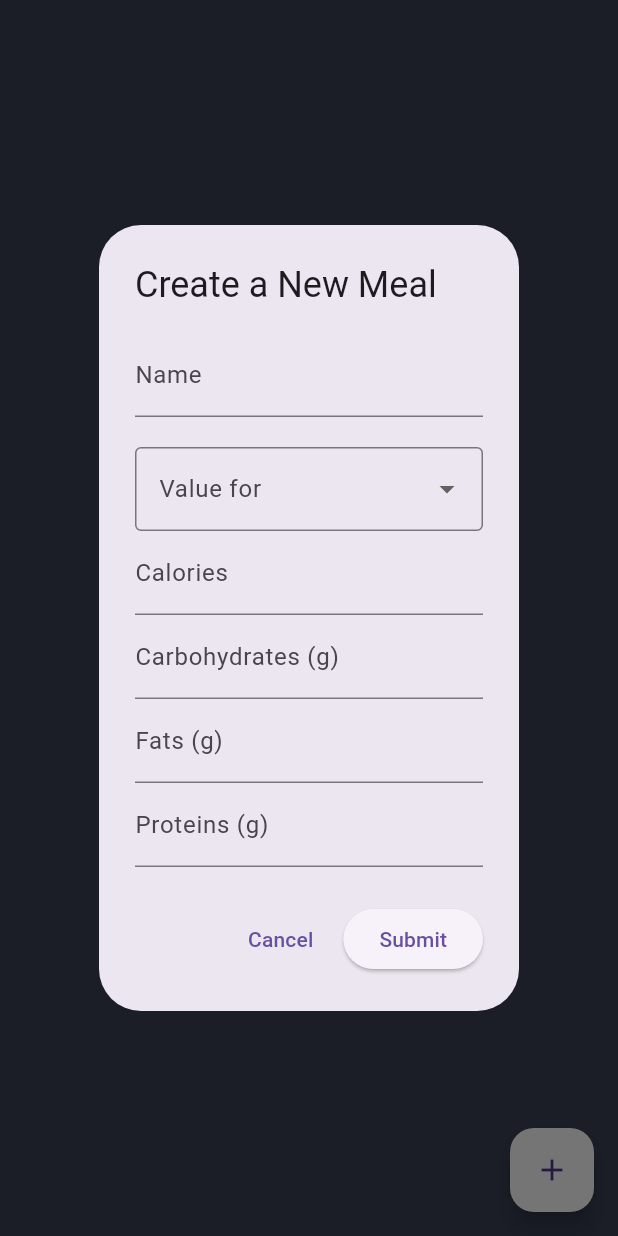
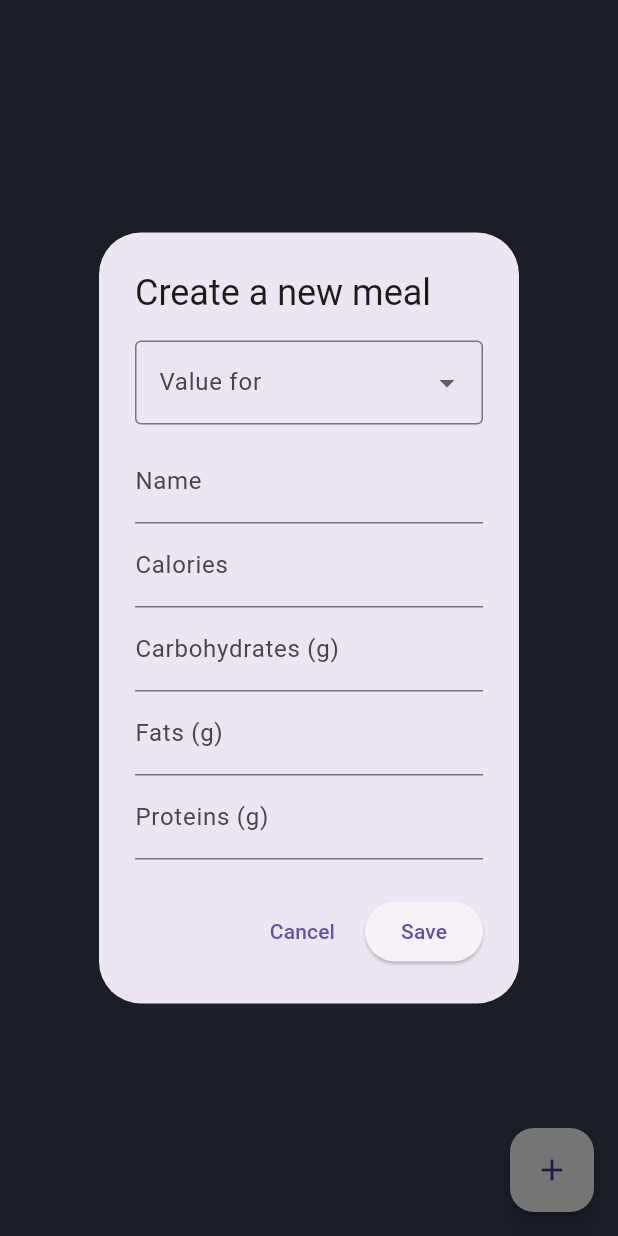
Before and after one commit to FrancescoRepo/MealsManagement, a Flutter app: the MealsPage screen opened directly, after a tap on the "add" icon, on a phone screen of 412 x 824 dp. Run offline on Flutter 3.47's test engine with Material 3 defaults, Android fonts, the phone set to English and light mode, and no system bars; our stand-ins replace bloc, flutter_bloc, sqflite; missing offline and left inert: dart:ffi, flutter_guid; accounts and stored records are empty.

Commit message:
feat: completed CRUD for meals

```diff
--- a/lib/bloc/meals/meals_event.dart
+++ b/lib/bloc/meals/meals_event.dart
@@ -17,3 +17,20 @@ class AddMeal extends MealsEvent {
   @override
   List<Object> get props => [meal];
 }
+
+class UpdateMeal extends MealsEvent {
+  final String mealId;
+  final Meal meal;
+  const UpdateMeal(this.mealId, this.meal);
+
+  @override
+  List<Object> get props => [meal];
+}
+
+class DeleteMeal extends MealsEvent {
+  final String mealId;
+  const DeleteMeal(this.mealId);
+
+  @override
+  List<Object> get props => [mealId];
+}
--- a/lib/bloc/meals/meals_state.dart
+++ b/lib/bloc/meals/meals_state.dart
@@ -17,3 +17,11 @@ class MealsLoaded extends MealsState {
   @override
   List<Object> get props => [];
 }
+
+class MealError extends MealsState {
+  final String errorMessage;
+  const MealError({required this.errorMessage});
+
+  @override
+  List<Object> get props => [];
+}
--- a/lib/main.dart
+++ b/lib/main.dart
@@ -41,9 +41,13 @@ class MyApp extends StatelessWidget {
                 backgroundColor: const Color.fromRGBO(58, 66, 86, 1.0),
                 appBar: AppBar(
                   centerTitle: true,
-                  title: const Text("Meals Management"),
+                  backgroundColor: const Color.fromRGBO(58, 66, 86, 1.0),
+                  title: const Text("Meals Management", style: TextStyle(color: Colors.white, fontStyle: FontStyle.italic, fontWeight: FontWeight.w700),),
                 ),
                 bottomNavigationBar: const TabBar(
+                  automaticIndicatorColorAdjustment: true,
+                  indicatorColor: Colors.white,
+                  dividerColor: Color.fromRGBO(58, 66, 86, 1.0),
                   tabs: [
                     Tab(
                       icon: Icon(Icons.home),
--- a/lib/models/meal.dart
+++ b/lib/models/meal.dart
@@ -5,19 +5,19 @@ import 'package:flutter_guid/flutter_guid.dart';
 class Meal {
   final String mealId;
   final String name;
-  final num weight;
+  final String valueFor;
   final num calories;
   final num carbohydrates;
   final num fats;
   final num proteins;
 
-  Meal(this.mealId, this.name, this.weight, this.calories, this.carbohydrates, this.fats, this.proteins);
+  Meal(this.mealId, this.name, this.valueFor, this.calories, this.carbohydrates, this.fats, this.proteins);
 
   factory Meal.fromMap(Map<String, dynamic> map) {
     return Meal(
       map['MealId'],
       map['Name'],
-      map['Weight'],
+      map['ValueFor'],
       map['Calories'],
       map['Carbohydrates'],
       map['Fats'],
@@ -25,11 +25,11 @@ class Meal {
     );
   }
 
-  Map<String, dynamic> toMap(String mealId) {
+  Map<String, dynamic> toMap() {
     return {
       'MealId': mealId,
       'Name': name,
-      'Weight': weight,
+      'ValueFor': valueFor,
       'Calories': calories,
       'Carbohydrates': carbohydrates,
       'Fats': fats,
--- a/lib/repositories/database_helper.dart
+++ b/lib/repositories/database_helper.dart
@@ -26,7 +26,7 @@ class DatabaseHelper {
           CREATE TABLE Meals (
             MealId TEXT PRIMARY KEY,
             Name TEXT NOT NULL,
-            Weight REAL NOT NULL,
+            ValueFor TEXT NOT NULL,
             Calories REAL NOT NULL,
             Carbohydrates REAL NOT NULL,
             Fats REAL NOT NULL,
--- a/lib/widgets/meals_form_dialog.dart
+++ b/lib/widgets/meals_form_dialog.dart
@@ -1,10 +1,12 @@
 import 'package:flutter/material.dart';
+import 'package:flutter_guid/flutter_guid.dart';
 import '../models/meal.dart';
 
 class MealFormDialog extends StatefulWidget {
-  final Function(Meal) onMealCreated; // Callback to send data back
+  final Function(Meal) onSave; // Callback to send data back
+  final Meal? meal;
 
-  const MealFormDialog({super.key, required this.onMealCreated});
+  const MealFormDialog({super.key, required this.onSave, this.meal});
 
   @override
   _MealFormDialogState createState() => _MealFormDialogState();
@@ -22,44 +24,51 @@ class _MealFormDialogState extends State<MealFormDialog> {
 
   void _submitForm() {
     if (_formKey.currentState!.validate()) {
-      // Create a Meal object from the input
       final meal = Meal(
-        _mealIdController.text,
+        widget.meal != null ? widget.meal!.mealId : Guid.newGuid.toString(),
         _nameController.text,
-        num.parse(_selectedValue!.replaceAll("g", "").replaceAll("ml", "")),
+        _selectedValue!,
         num.parse(_caloriesController.text),
         num.parse(_carbohydratesController.text),
         num.parse(_fatsController.text),
         num.parse(_proteinsController.text),
       );
 
-      widget.onMealCreated(meal); // Call the callback to pass data back
+      widget.onSave(meal); // Call the callback to pass data back
       Navigator.of(context).pop(); // Close the dialog
+    }
+  }
+
+  @override
+  void initState() {
+    super.initState();
+    if (widget.meal != null) {
+      _nameController.text = widget.meal!.name;
+      _selectedValue = widget.meal!.valueFor;
+      _caloriesController.text = widget.meal!.calories.toString();
+      _carbohydratesController.text = widget.meal!.carbohydrates.toString();
+      _fatsController.text = widget.meal!.fats.toString();
+      _proteinsController.text = widget.meal!.proteins.toString();
     }
   }
 
   @override
   Widget build(BuildContext context) {
     return AlertDialog(
-      title: const Text('Create a New Meal'),
+      title: Text(widget.meal == null ? 'Create a new meal' : 'Edit meal'),
       content: SingleChildScrollView(
         child: Form(
           key: _formKey,
           child: Column(
             mainAxisSize: MainAxisSize.min,
             children: [
-              TextFormField(
-                controller: _nameController,
-                decoration: const InputDecoration(labelText: 'Name'),
-                validator: (value) => value!.isEmpty ? 'Please enter a name' : null,
-              ),
-              const SizedBox(height: 20),
               DropdownButtonFormField<String>(
                 decoration: const InputDecoration(
                   labelText: 'Value for', // Label for the dropdown
                   border: OutlineInputBorder(),
                 ),
-                value: _selectedValue, // Current selected value
+                value: _selectedValue,
+                // Current selected value
                 items: <String>['100g', '100ml'].map((String value) {
                   return DropdownMenuItem<String>(
                     value: value,
@@ -67,9 +76,12 @@ class _MealFormDialogState extends State<MealFormDialog> {
                   );
                 }).toList(),
                 onChanged: (String? newValue) {
+                  print(newValue);
                   setState(() {
                     _selectedValue = newValue; // Update the selected value
                   });
+
+                  print(_selectedValue);
                 },
                 validator: (value) {
                   if (value == null) {
@@ -78,29 +90,41 @@ class _MealFormDialogState extends State<MealFormDialog> {
                   return null;
                 },
               ),
+              const SizedBox(height: 10),
+              TextFormField(
+                controller: _nameController,
+                decoration: const InputDecoration(labelText: 'Name'),
+                validator: (value) =>
+                value!.isEmpty ? 'Please enter a name' : null,
+              ),
               TextFormField(
                 controller: _caloriesController,
                 decoration: const InputDecoration(labelText: 'Calories'),
                 keyboardType: TextInputType.number,
-                validator: (value) => value!.isEmpty ? 'Please enter the calories' : null,
+                validator: (value) =>
+                    value!.isEmpty ? 'Please enter the calories' : null,
               ),
               TextFormField(
                 controller: _carbohydratesController,
-                decoration: const InputDecoration(labelText: 'Carbohydrates (g)'),
+                decoration:
+                    const InputDecoration(labelText: 'Carbohydrates (g)'),
                 keyboardType: TextInputType.number,
-                validator: (value) => value!.isEmpty ? 'Please enter the carbohydrates' : null,
+                validator: (value) =>
+                    value!.isEmpty ? 'Please enter the carbohydrates' : null,
               ),
               TextFormField(
                 controller: _fatsController,
                 decoration: const InputDecoration(labelText: 'Fats (g)'),
                 keyboardType: TextInputType.number,
-                validator: (value) => value!.isEmpty ? 'Please enter the fats' : null,
+                validator: (value) =>
+                    value!.isEmpty ? 'Please enter the fats' : null,
               ),
               TextFormField(
                 controller: _proteinsController,
                 decoration: const InputDecoration(labelText: 'Proteins (g)'),
                 keyboardType: TextInputType.number,
-                validator: (value) => value!.isEmpty ? 'Please enter the proteins' : null,
+                validator: (value) =>
+                    value!.isEmpty ? 'Please enter the proteins' : null,
               ),
             ],
           ),
@@ -113,7 +137,7 @@ class _MealFormDialogState extends State<MealFormDialog> {
         ),
         ElevatedButton(
           onPressed: _submitForm,
-          child: const Text('Submit'),
+          child: const Text('Save'),
         ),
       ],
     );
```
Also changed, not shown: lib/bloc/meals/meals_bloc.dart (+28 -1 lines), lib/repositories/meals_repository.dart (+15 -3 lines), lib/screens/meals_page.dart (+52 -2 lines).
